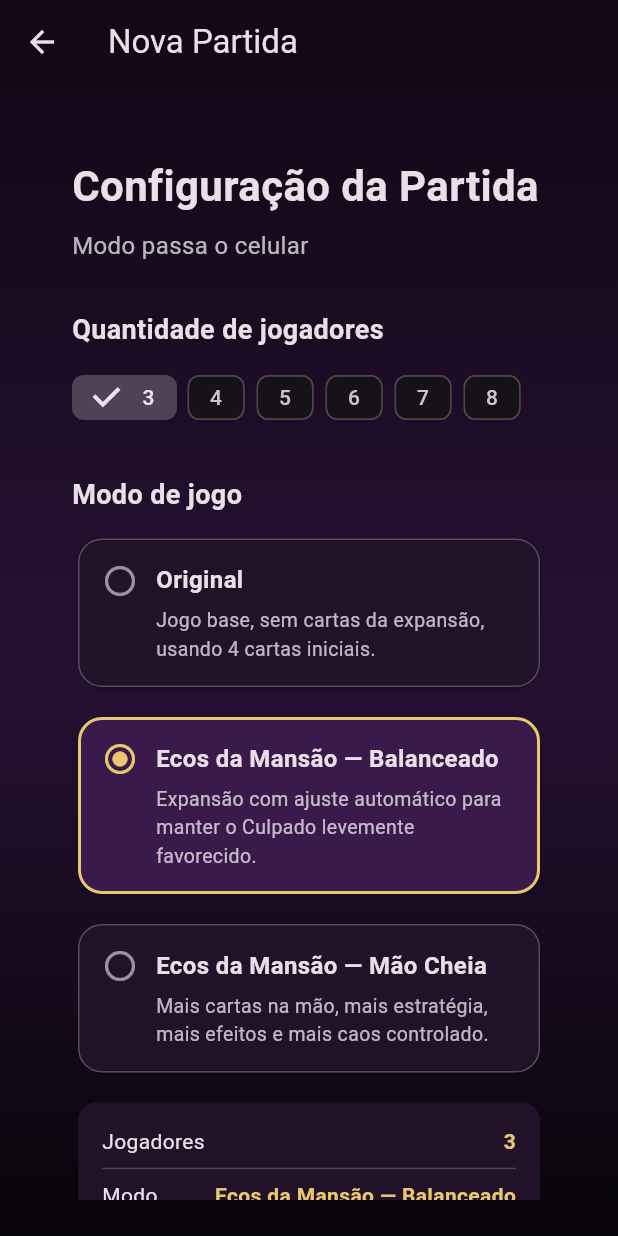
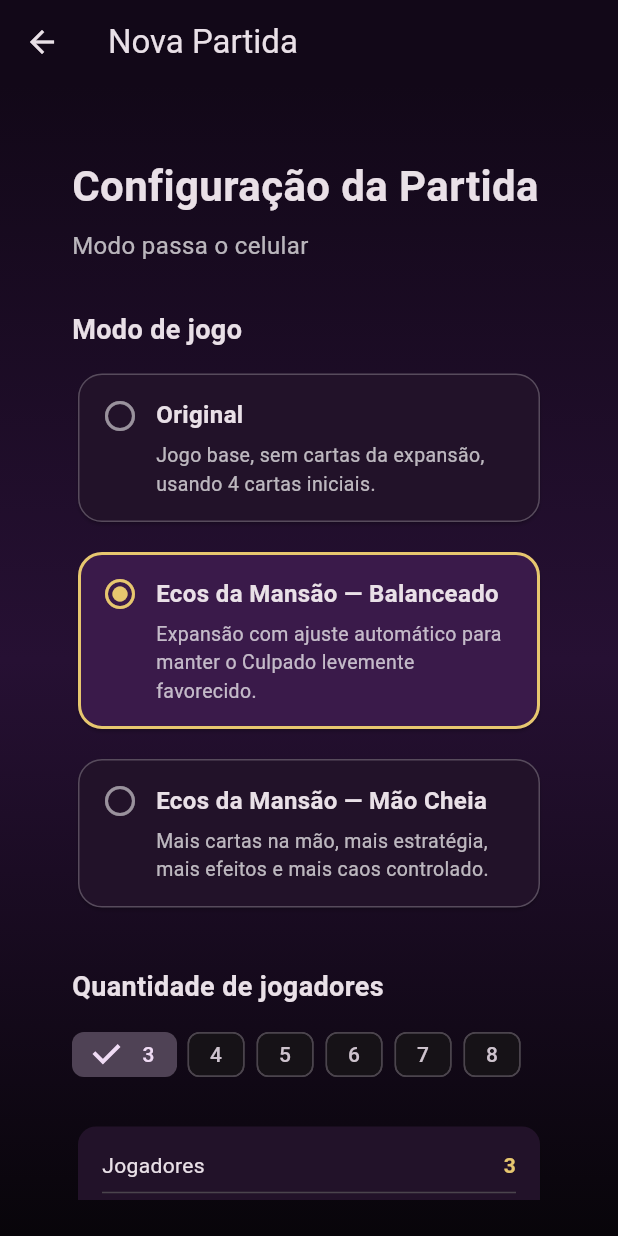
Before and after one commit to aluciano/ShadowHouseApp, a Flutter app: the SetupScreen screen opened directly, on a phone screen of 412 x 824 dp. Run offline on Flutter 3.47's test engine with Material 3 defaults, Android fonts, the phone set to English and light mode, and no system bars.

Commit message:
Bloqueando jogadas inválidas do Culpado, melhorando o resumo no modo Original e melhorando a ordem da configuração da partida

```diff
--- a/lib/screens/pass_device_screen.dart
+++ b/lib/screens/pass_device_screen.dart
@@ -54,8 +54,9 @@ class PassDeviceScreen extends StatelessWidget {
                     ),
                     const SizedBox(height: 24),
                     Text(
-                      '${gameState.initialCards} cartas iniciais • '
-                          '${gameState.ghostCopies} Fantasmas',
+                      gameState.ghostCopies > 0
+                          ? '${gameState.initialCards} cartas iniciais • ${gameState.ghostCopies} Fantasmas'
+                          : '${gameState.initialCards} cartas iniciais',
                       textAlign: TextAlign.center,
                       style: const TextStyle(
                         fontSize: 14,
--- a/lib/screens/setup_screen.dart
+++ b/lib/screens/setup_screen.dart
@@ -140,6 +140,30 @@ class _SetupScreenState extends State<SetupScreen> {
                 ),
                 const SizedBox(height: 32),
                 const Text(
+                  'Modo de jogo',
+                  style: TextStyle(
+                    fontSize: 18,
+                    fontWeight: FontWeight.bold,
+                  ),
+                ),
+                const SizedBox(height: 12),
+                ...GameMode.values.map((mode) {
+                  return Padding(
+                    padding: const EdgeInsets.only(bottom: 12),
+                    child: GameModeOptionCard(
+                      title: GameSetupRules.titleForMode(mode),
+                      description: GameSetupRules.descriptionForMode(mode),
+                      selected: selectedGameMode == mode,
+                      onTap: () {
+                        setState(() {
+                          selectedGameMode = mode;
+                        });
+                      },
+                    ),
+                  );
+                }),
+                const SizedBox(height: 24),
+                const Text(
                   'Quantidade de jogadores',
                   style: TextStyle(
                     fontSize: 18,
@@ -163,30 +187,7 @@ class _SetupScreenState extends State<SetupScreen> {
                     );
                   }),
                 ),
-                const SizedBox(height: 32),
-                const Text(
-                  'Modo de jogo',
-                  style: TextStyle(
-                    fontSize: 18,
-                    fontWeight: FontWeight.bold,
-                  ),
-                ),
-                const SizedBox(height: 12),
-                ...GameMode.values.map((mode) {
-                  return Padding(
-                    padding: const EdgeInsets.only(bottom: 12),
-                    child: GameModeOptionCard(
-                      title: GameSetupRules.titleForMode(mode),
-                      description: GameSetupRules.descriptionForMode(mode),
-                      selected: selectedGameMode == mode,
-                      onTap: () {
-                        setState(() {
-                          selectedGameMode = mode;
-                        });
-                      },
-                    ),
-                  );
-                }),
+                const SizedBox(height: 24),
                 SetupSummaryCard(
                   playerCount: playerCount,
                   gameMode: selectedGameMode,
--- a/lib/widgets/setup_summary_card.dart
+++ b/lib/widgets/setup_summary_card.dart
@@ -39,11 +39,13 @@ class SetupSummaryCard extends StatelessWidget {
               label: 'Cartas iniciais',
               value: '${recommendation.initialCards}',
             ),
-            const Divider(),
-            SetupSummaryRow(
-              label: 'Fantasmas do Visconde',
-              value: '${recommendation.ghostCopies}',
-            ),
+            if (recommendation.ghostCopies > 0) ...[
+              const Divider(),
+              SetupSummaryRow(
+                label: 'Fantasmas do Visconde',
+                value: '${recommendation.ghostCopies}',
+              ),
+            ],
             if (recommendation.extraSilenceCopies > 0) ...[
               const Divider(),
               SetupSummaryRow(
```
Also changed, not shown: lib/screens/hand_screen.dart (+13 -0 lines).
